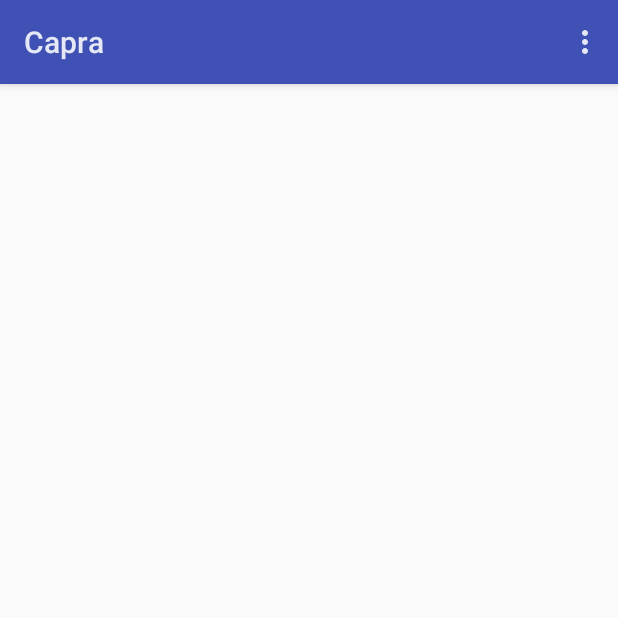
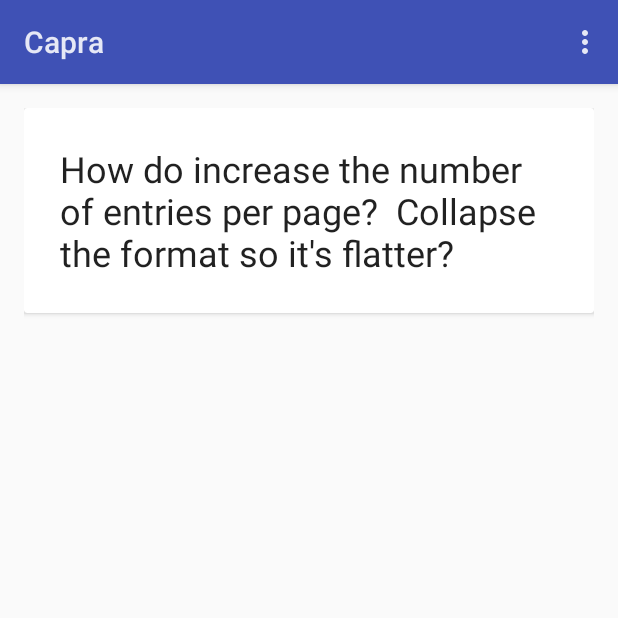
Before and after one commit to notdisliked/Capra, an Android app: the screen it shows after launch (MainActivity), on a phone screen of 412 x 824 dp, the top half of it. Run offline under Robolectric (Android 15) with nearby library versions, the phone set to English and light mode, and no system bars.

Commit message:
Add cardview with a title element

```diff
--- a/app/build.gradle
+++ b/app/build.gradle
@@ -21,6 +21,6 @@ android {
 
 dependencies {
     compile fileTree(dir: 'libs', include: ['*.jar'])
-    compile 'com.android.support:recyclerview-v7:21.0.+'
+    compile 'com.android.support:cardview-v7:21.0.+'
     compile 'com.android.support:recyclerview-v7:21.0.+'
 }
--- a/app/src/main/res/layout/picture_post.xml
+++ b/app/src/main/res/layout/picture_post.xml
@@ -5,8 +5,31 @@
     <android.support.v7.widget.CardView
         xmlns:card_view="http://schemas.android.com/apk/res-auto"
         android:layout_width="match_parent"
-        android:layout_height="wrap_content">
+        android:layout_height="wrap_content"
+        card_view:cardElevation="2dp">
+        <LinearLayout android:orientation="vertical"
+            android:padding="8dp"
+            android:layout_width="match_parent"
+            android:layout_height="match_parent">
 
+            <LinearLayout
+                android:orientation="horizontal"
+                android:layout_width="match_parent"
+                android:layout_height="match_parent"
+                android:padding="8dp">
+
+                <TextView
+                    android:layout_width="wrap_content"
+                    android:layout_height="wrap_content"
+                    android:text="How do increase the number of entries per page?  Collapse the format so it&apos;s flatter?"
+                    android:id="@+id/textView"
+                    android:elegantTextHeight="false"
+                    android:textSize="24sp"
+                    android:textIsSelectable="true"
+                    android:textColor="@color/text_headline"
+                    android:padding="8dp" />
+            </LinearLayout>
+        </LinearLayout>
     </android.support.v7.widget.CardView>
 
 </LinearLayout>
--- a/app/src/main/res/values/colors.xml
+++ b/app/src/main/res/values/colors.xml
@@ -2,4 +2,5 @@
 <resources>
     <item name="primary" type="color">#3F51B5</item>
     <item name="primary_dark" type="color">#303F9F</item>
+    <item name="text_headline" type="color">#DE000000</item>
 </resources>
```
Also changed, not shown: 1 other file.
